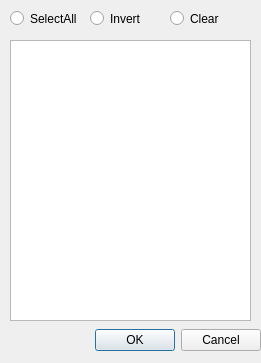
Above: ImageDownloader/ui/Ui_AddTaskDialog.ui from locke12456/ImageDownloader before the change. Below: the same form after it.
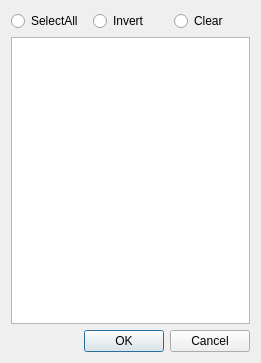
That is the form after the change.

Patch:
```diff
--- a/ImageDownloader/ui/Ui_AddTaskDialog.ui
+++ b/ImageDownloader/ui/Ui_AddTaskDialog.ui
@@ -25,71 +25,50 @@
   <property name="windowTitle">
    <string>Add Task</string>
   </property>
-  <widget class="QDialogButtonBox" name="buttonBox">
-   <property name="geometry">
-    <rect>
-     <x>40</x>
-     <y>320</y>
-     <width>221</width>
-     <height>41</height>
-    </rect>
-   </property>
-   <property name="orientation">
-    <enum>Qt::Horizontal</enum>
-   </property>
-   <property name="standardButtons">
-    <set>QDialogButtonBox::Cancel|QDialogButtonBox::Ok</set>
-   </property>
-  </widget>
-  <widget class="QListWidget" name="listWidget">
-   <property name="geometry">
-    <rect>
-     <x>10</x>
-     <y>40</y>
-     <width>241</width>
-     <height>281</height>
-    </rect>
-   </property>
-  </widget>
+  <layout class="QVBoxLayout" name="verticalLayout_2">
+   <item>
+    <layout class="QVBoxLayout" name="verticalLayout">
+     <item>
+      <layout class="QHBoxLayout" name="horizontalLayout">
+       <item>
   <widget class="QRadioButton" name="Radio_SelectAll">
-   <property name="geometry">
-    <rect>
-     <x>10</x>
-     <y>10</y>
-     <width>83</width>
-     <height>17</height>
-    </rect>
-   </property>
    <property name="text">
     <string>SelectAll</string>
    </property>
   </widget>
+       </item>
+       <item>
   <widget class="QRadioButton" name="Radio_Invert">
-   <property name="geometry">
-    <rect>
-     <x>90</x>
-     <y>10</y>
-     <width>83</width>
-     <height>17</height>
-    </rect>
-   </property>
    <property name="text">
     <string>Invert</string>
    </property>
   </widget>
+       </item>
+       <item>
   <widget class="QRadioButton" name="Radio_Clear">
-   <property name="geometry">
-    <rect>
-     <x>170</x>
-     <y>10</y>
-     <width>83</width>
-     <height>17</height>
-    </rect>
-   </property>
    <property name="text">
     <string>Clear</string>
    </property>
   </widget>
+       </item>
+      </layout>
+     </item>
+     <item>
+      <widget class="QListWidget" name="listWidget"/>
+     </item>
+     <item>
+      <widget class="QDialogButtonBox" name="buttonBox">
+       <property name="orientation">
+        <enum>Qt::Horizontal</enum>
+       </property>
+       <property name="standardButtons">
+        <set>QDialogButtonBox::Cancel|QDialogButtonBox::Ok</set>
+       </property>
+      </widget>
+     </item>
+    </layout>
+   </item>
+  </layout>
  </widget>
  <resources/>
  <connections>
```
Lines whose indentation alone changed are shown as unchanged.
